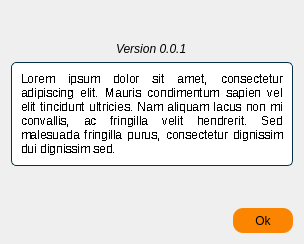
Before: the Qt Designer form app/ui/about_text.ui in binarypillow/CM2006-2023, drawn with Qt 5.
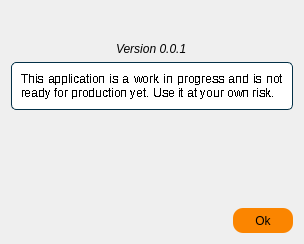
After: the same form once the commit is applied.

The edit to the form file:
```diff
--- a/app/ui/about_text.ui
+++ b/app/ui/about_text.ui
@@ -100,7 +100,7 @@
            </font>
           </property>
           <property name="text">
-           <string>Lorem ipsum dolor sit amet, consectetur adipiscing elit. Mauris condimentum sapien vel elit tincidunt ultricies. Nam aliquam lacus non mi convallis, ac fringilla velit hendrerit. Sed malesuada fringilla purus, consectetur dignissim dui dignissim sed.</string>
+           <string>This application is a work in progress and is not ready for production yet. Use it at your own risk.</string>
           </property>
           <property name="textFormat">
            <enum>Qt::AutoText</enum>
```
